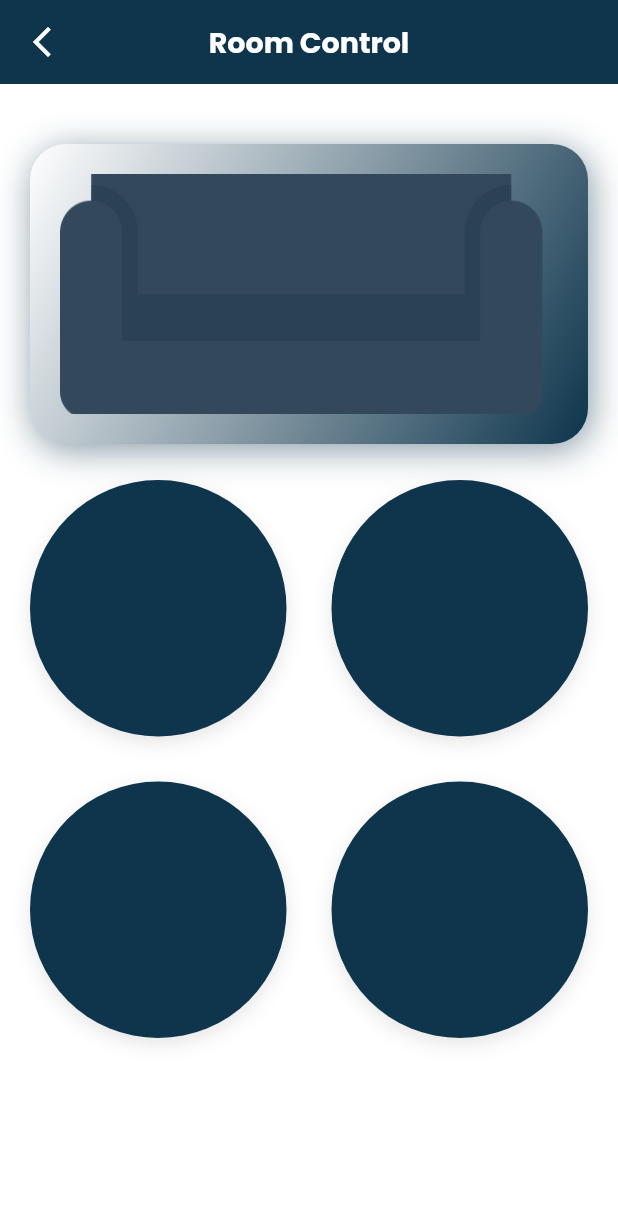
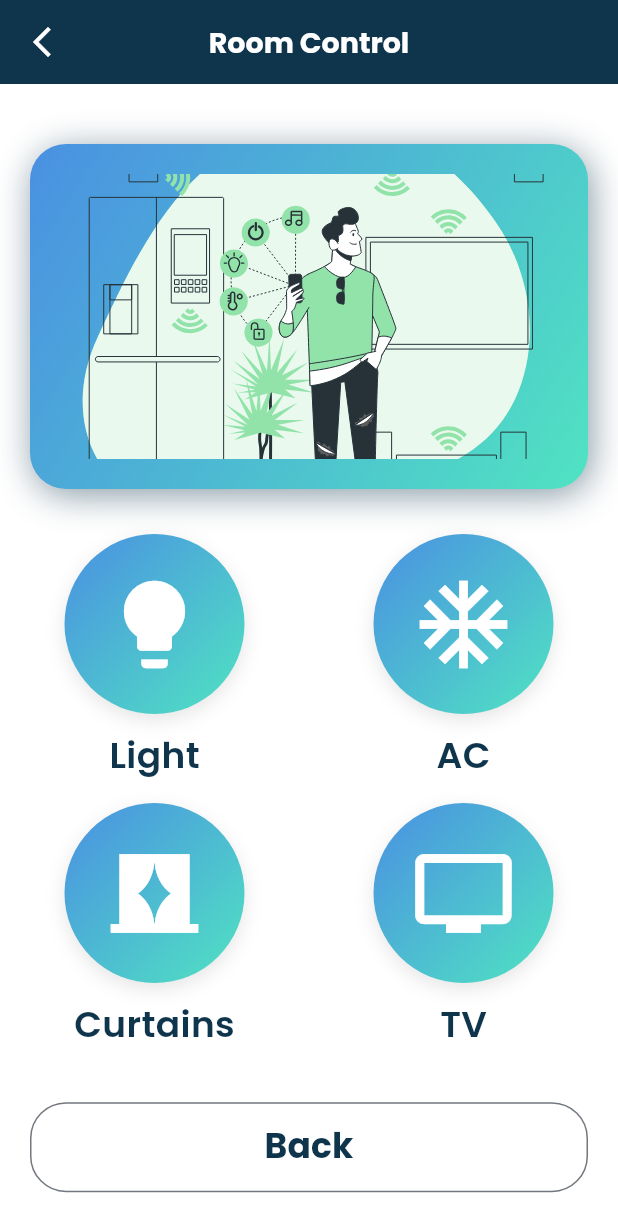
Before and after one commit to 3madhani/digy_stay, a Flutter app: the HomeView screen opened by its route, after a tap on "Room Control", on a phone screen of 412 x 824 dp. Shown: the top 1232 px of the screen. Run offline on Flutter 3.47's test engine with Material 3 defaults, Android fonts, the phone set to English and light mode, and no system bars; our stand-ins replace dots_indicator, flutter_svg, iconsax, lottie, shared_preferences; accounts and stored records are empty.

Commit message:
feat: Enhance UI components with new rounded container and updated dropdown styles

```diff
--- /dev/null
+++ b/lib/core/common/rounded_container.dart
@@ -0,0 +1,47 @@
+import 'package:digy_stay/core/utils/app_text_styles.dart';
+import 'package:flutter/material.dart';
+
+import '../utils/app_colors.dart';
+
+class RoundedContainer extends StatelessWidget {
+  const RoundedContainer({super.key, required this.title, required this.iconData});
+
+  final String title;
+  final IconData iconData;
+
+  @override
+  Widget build(BuildContext context) {
+    return Column(
+      children: [
+        Container(
+          width: 120,
+          height: 120,
+          padding: const EdgeInsets.all(12),
+          decoration: BoxDecoration(
+            gradient: const LinearGradient(
+              colors: [Color(0xFF4A90E2), Color(0xFF50E3C2)],
+              begin: Alignment.topLeft,
+              end: Alignment.bottomRight,
+            ),
+            borderRadius: BorderRadius.circular(100),
+            boxShadow: [
+              BoxShadow(
+                color: Colors.black.withOpacity(0.1),
+                blurRadius: 10,
+                offset: const Offset(0, 4),
+              ),
+            ],
+          ),
+          child: Icon(iconData, color: Colors.white, size: 70),
+        ),
+        const SizedBox(height: 10),
+        Text(
+          title,
+          style: AppTextStyles.semiBold24.copyWith(
+            color: AppColors.primaryColor,
+          ),
+        ),
+      ],
+    );
+  }
+}
--- a/lib/core/constants/app_const.dart
+++ b/lib/core/constants/app_const.dart
@@ -1,3 +1,6 @@
+import 'package:digy_stay/core/common/rounded_container.dart';
+import 'package:flutter/material.dart';
+
 import '../../feature/home/presentaion/views/widgets/feature_item.dart';
 import '../../feature/offers/presentation/views/offers_view.dart';
 import '../../feature/restaurant/presentation/views/restaurant_view.dart';
@@ -36,4 +39,11 @@ class AppConst {
       title: 'Offers',
     ),
   ];
+
+  static List<Widget> roomItems = [
+    RoundedContainer(title: "Light", iconData: Icons.lightbulb),
+    RoundedContainer(title: "AC", iconData: Icons.ac_unit),
+    RoundedContainer(title: "Curtains", iconData: Icons.curtains),
+    RoundedContainer(title: "TV", iconData: Icons.tv),
+  ];
 }
--- a/lib/core/utils/app_assets.dart
+++ b/lib/core/utils/app_assets.dart
@@ -6,9 +6,9 @@ class Assets {
   /// assets/images/logo.png
   static const String imagesLogo = "assets/images/logo.png";
 
-  /// Assets for imagesSofa
-  /// assets/images/sofa.png
-  static const String imagesSofa = "assets/images/sofa.png";
+
+  /// Assets for imagesUser
+  /// assets/images/user.png
 
   /// Assets for lottiesFoodServed
   /// assets/lotties/food-served.json
@@ -46,6 +46,10 @@ class Assets {
   /// assets/svg/room_control.svg
   static const String svgRoomControl = "assets/svg/room_control.svg";
 
+  /// Assets for svgUser
+  /// assets/svg/user.svg
+  static const String svgUser = "assets/svg/user.svg";
+
   /// Assets for svgWaiterHoldingTrayInRestaurant
   /// assets/svg/waiter-holding-tray-in-restaurant.svg
   static const String svgWaiterHoldingTrayInRestaurant = "assets/svg/waiter-holding-tray-in-restaurant.svg";
--- a/lib/core/utils/app_colors.dart
+++ b/lib/core/utils/app_colors.dart
@@ -5,5 +5,6 @@ class AppColors {
   static const Color primaryLightColor = Color(0xff2b5c77);
   static const Color primaryDarkColor = Color(0xff08212f);
   static const Color secondaryColor = Color(0xfff56c0d);
+  static const Color secondaryLightColor = Color(0xfff8a65c);
   static const Color secondaryTextColor = Color(0xff949D9E);
 }
--- a/lib/feature/home/presentaion/views/widgets/animate_horizental_list.dart
+++ b/lib/feature/home/presentaion/views/widgets/animate_horizental_list.dart
@@ -1,4 +1,8 @@
+import 'package:digy_stay/core/utils/app_assets.dart';
+import 'package:digy_stay/core/utils/app_text_styles.dart';
 import 'package:flutter/material.dart';
+import 'package:flutter_svg/svg.dart';
+import 'package:iconsax/iconsax.dart';
 
 import 'list_view_continer.dart';
 
@@ -10,18 +14,52 @@ class AnimatedHorizontalList extends StatefulWidget {
 }
 
 class _AnimatedHorizontalListState extends State<AnimatedHorizontalList> {
-  final PageController _pageController = PageController(
-    viewportFraction: 0.97, // Increased from 0.8 to 0.9 for wider cards
-  );
+  late PageController _pageController;
+
+  final List listWidgets = [
+    ListViewContainer(
+      icon: SvgPicture.asset(Assets.svgUser, height: 120, width: 120),
+      title: Column(
+        crossAxisAlignment: CrossAxisAlignment.start,
+        mainAxisAlignment: MainAxisAlignment.center,
+        children: [
+          Text(
+            'Welcome back,',
+            style: AppTextStyles.bold23.copyWith(color: Colors.white),
+          ),
+          const SizedBox(height: 5),
+          Text(
+            'John Doe!',
+            style: AppTextStyles.semiBold20.copyWith(color: Colors.white),
+          ),
+        ],
+      ),
+    ),
+    ListViewContainer(
+      icon: Padding(
+        padding: const EdgeInsets.only(left: 20.0),
+        child: Icon(Iconsax.setting, size: 120, color: Colors.white),
+      ),
+      title: Text(
+        'Settings',
+        style: AppTextStyles.semiBold24.copyWith(color: Colors.white),
+      ),
+    ),
+  ];
 
   @override
   Widget build(BuildContext context) {
     return Expanded(
       child: PageView.builder(
+        key: const PageStorageKey('animated_horizontal_list'),
         controller: _pageController,
         physics: const BouncingScrollPhysics(),
         itemBuilder: (context, index) {
-          return AnimatedBuilder(
+          final currentIndex = index % listWidgets.length;
+
+          return Padding(
+            padding: const EdgeInsets.only(left: 10, right: 10.0),
+            child: AnimatedBuilder(
               animation: _pageController,
               builder: (context, child) {
                 double value = 1.0;
@@ -32,13 +70,27 @@ class _AnimatedHorizontalListState extends State<AnimatedHorizontalList> {
 
                 return Transform.scale(
                   scale: value,
-                child: Transform.rotate(angle: (1 - value) * 0.2, child: child),
+                  child: Transform.rotate(
+                    angle: (1 - value) * 0.2,
+                    child: child,
+                  ),
                 );
               },
-            child: const ListViewContainer(),
+              child: listWidgets[currentIndex],
+            ),
           );
         },
       ),
     );
   }
+
+  @override
+  void initState() {
+    super.initState();
+    // Start from a large middle page to enable infinite scroll
+    _pageController = PageController(
+      viewportFraction: 0.99,
+      initialPage: listWidgets.length * 1000,
+    );
   }
+}
--- a/lib/feature/home/presentaion/views/widgets/home_view_body.dart
+++ b/lib/feature/home/presentaion/views/widgets/home_view_body.dart
@@ -20,18 +20,12 @@ class HomeViewBody extends StatelessWidget {
         children: [
           Text(
             "Digy Stay",
-            style: AppTextStyles.bold28.copyWith(color: AppColors.primaryColor),
+            style: AppTextStyles.bold28.copyWith(
+              color: AppColors.primaryColor,
+              fontSize: 30,
+            ),
           ),
           const SizedBox(height: 16),
-          Text(
-            "Welcome back, John Doe!",
-            style: AppTextStyles.bold23.copyWith(
-              color: AppColors.primaryLightColor,
-              height: 1.5, // Adds nice line spacing
-            ),
-          ),
-
-          const SizedBox(height: 10),
           Divider(
             color: AppColors.primaryLightColor.withOpacity(0.5),
             thickness: 1,
@@ -47,7 +41,7 @@ class HomeViewBody extends StatelessWidget {
           const SizedBox(height: 24),
 
           HomeGridView(),
-          const SizedBox(height: 24),
+          const SizedBox(height: 60),
         ],
       ),
     );
--- a/lib/feature/home/presentaion/views/widgets/list_view_continer.dart
+++ b/lib/feature/home/presentaion/views/widgets/list_view_continer.dart
@@ -1,20 +1,28 @@
 import 'package:flutter/material.dart';
-import 'package:iconsax/iconsax.dart';
 
 import '../../../../../core/utils/app_colors.dart';
-import '../../../../../core/utils/app_text_styles.dart';
 
 class ListViewContainer extends StatelessWidget {
-  const ListViewContainer({super.key});
+  final Widget title;
+  final Widget icon;
+  const ListViewContainer({super.key, required this.title, required this.icon});
 
   @override
   Widget build(BuildContext context) {
     return Container(
-      margin: const EdgeInsets.symmetric(horizontal: 10),
+      padding: const EdgeInsets.symmetric(horizontal: 10),
       width: MediaQuery.of(context).size.width * 0.85, // wider now
       decoration: BoxDecoration(
-        color: AppColors.primaryLightColor,
-        borderRadius: BorderRadius.circular(12),
+        gradient: LinearGradient(
+          colors: [
+            AppColors.primaryColor,
+            AppColors.primaryLightColor,
+            AppColors.secondaryColor,
+          ],
+          begin: Alignment.topLeft,
+          end: Alignment.bottomRight,
+        ),
+        borderRadius: BorderRadius.circular(24),
         boxShadow: [
           BoxShadow(
             color: Colors.black.withOpacity(0.1),
@@ -23,17 +31,10 @@ class ListViewContainer extends StatelessWidget {
           ),
         ],
       ),
-      child: Column(
-        mainAxisSize: MainAxisSize.min,
-        mainAxisAlignment: MainAxisAlignment.center,
-        children: [
-          Icon(Iconsax.setting, size: 70, color: Colors.white),
-          const SizedBox(height: 16),
-          Text(
-            "Settings",
-            style: AppTextStyles.bold20.copyWith(color: Colors.white),
-          ),
-        ],
+      child: Row(
+        crossAxisAlignment: CrossAxisAlignment.center,
+        mainAxisAlignment: MainAxisAlignment.start,
+        children: [icon, const SizedBox(width: 10), title],
       ),
     );
   }
--- a/lib/feature/restaurant/presentation/views/widgets/meal_drop_down.dart
+++ b/lib/feature/restaurant/presentation/views/widgets/meal_drop_down.dart
@@ -23,6 +23,7 @@ class _ItemDropdownListState extends State<ItemDropdownList> {
   @override
   Widget build(BuildContext context) {
     return Container(
+      height: 65,
       width: double.infinity,
       padding: const EdgeInsets.symmetric(horizontal: 12),
       decoration: BoxDecoration(
@@ -39,7 +40,7 @@ class _ItemDropdownListState extends State<ItemDropdownList> {
                   value: item,
                   child: Text(
                     item,
-                    style: AppTextStyles.semiBold16.copyWith(
+                    style: AppTextStyles.semiBold20.copyWith(
                       color: AppColors.primaryColor,
                     ),
                   ),
@@ -50,7 +51,11 @@ class _ItemDropdownListState extends State<ItemDropdownList> {
               selectedMeal = newValue!;
             });
           },
-          icon: Icon(Iconsax.arrow_down, color: AppColors.primaryColor),
+          icon: Icon(
+            Iconsax.arrow_down_1,
+            color: AppColors.primaryColor,
+            size: 30,
+          ),
         ),
       ),
     );
--- a/lib/feature/restaurant/presentation/views/widgets/restaurant_view_body.dart
+++ b/lib/feature/restaurant/presentation/views/widgets/restaurant_view_body.dart
@@ -44,20 +44,20 @@ class RestaurantViewBody extends StatelessWidget {
             ),
           ),
           const SizedBox(height: 35),
-          Text("Meal Type", style: AppTextStyles.semiBold20),
+          Text("Meal Type", style: AppTextStyles.semiBold24),
           const SizedBox(height: 5),
           ItemDropdownList(
             items: const ["Breakfast", "Lunch", "Dinner", "Brunch", "Snack"],
             selectedItem: "Breakfast",
           ),
           const SizedBox(height: 30),
-          Text("Guests", style: AppTextStyles.semiBold20),
+          Text("Guests", style: AppTextStyles.semiBold24),
           const SizedBox(height: 5),
           ItemDropdownList(
             items: const ["1", "2", "3", "4", "5", "6", "7", "8", "9", "10"],
             selectedItem: "1",
           ),
-          const SizedBox(height: 50),
+          const SizedBox(height: 60),
           CustomPrimaryButton(onPressed: () {}, title: "Confirm Booking"),
         ],
       ),
--- a/lib/feature/room_control/presentaion/views/widgets/room_control_view_body.dart
+++ b/lib/feature/room_control/presentaion/views/widgets/room_control_view_body.dart
@@ -1,6 +1,8 @@
 import 'package:digy_stay/core/constants/app_const.dart';
 import 'package:digy_stay/core/utils/app_colors.dart';
+import 'package:digy_stay/core/utils/app_text_styles.dart';
 import 'package:flutter/material.dart';
+import 'package:flutter_svg/svg.dart';
 
 import '../../../../../core/utils/app_assets.dart';
 
@@ -19,13 +21,13 @@ class RoomControlViewBody extends StatelessWidget {
           const SizedBox(height: 40),
           Container(
             width: double.infinity,
-            height: 200,
+            height: 230,
             padding: const EdgeInsets.all(20),
             decoration: BoxDecoration(
               gradient: LinearGradient(
                 begin: Alignment.topLeft,
                 end: Alignment.bottomRight,
-                colors: [Colors.white, AppColors.primaryColor],
+                colors: [Color(0xFF4A90E2), Color(0xFF50E3C2)],
               ),
 
               borderRadius: BorderRadius.circular(24),
@@ -37,38 +39,42 @@ class RoomControlViewBody extends StatelessWidget {
                 ),
               ],
             ),
-            child: Image(
-              image: AssetImage(Assets.imagesSofa),
-              fit: BoxFit.cover,
-            ),
+            child: SvgPicture.asset(Assets.svgRoomControl, fit: BoxFit.cover),
           ),
-          const SizedBox(height: 24),
+          const SizedBox(height: 30),
           GridView.builder(
             shrinkWrap: true,
             physics: const NeverScrollableScrollPhysics(),
             gridDelegate: const SliverGridDelegateWithFixedCrossAxisCount(
               crossAxisCount: 2,
-              crossAxisSpacing: 30,
-              mainAxisSpacing: 30,
+              crossAxisSpacing: 40,
+              mainAxisSpacing: 10,
+              childAspectRatio: .98,
             ),
-            itemCount: 4,
-            itemBuilder:
-                (context, index) => Container(
-                  width: 150,
-                  height: 150,
-                  padding: const EdgeInsets.all(12),
-                  decoration: BoxDecoration(
-                    color: AppColors.primaryColor,
-                    borderRadius: BorderRadius.circular(100),
-                    boxShadow: [
-                      BoxShadow(
-                        color: Colors.black.withOpacity(0.1),
-                        blurRadius: 10,
-                        offset: const Offset(0, 4),
-                      ),
-                    ],
-                  ),
+            itemCount: AppConst.roomItems.length,
+            itemBuilder: (context, index) => AppConst.roomItems[index],
+          ),
+          const SizedBox(height: 30),
+          SizedBox(
+            width: double.infinity,
+            height: 60,
+            child: OutlinedButton(
+              onPressed: () {
+                Navigator.pop(context);
+              },
+              style: OutlinedButton.styleFrom(
+                shape: RoundedRectangleBorder(
+                  borderRadius: BorderRadius.circular(24),
+                  side: BorderSide(color: AppColors.primaryColor),
                 ),
+              ),
+              child: Text(
+                "Back",
+                style: AppTextStyles.bold23.copyWith(
+                  color: AppColors.primaryColor,
+                ),
+              ),
+            ),
           ),
         ],
       ),
```
Also changed, not shown: assets/svg/user.svg (added). Lines whose indentation alone changed are shown as unchanged.
